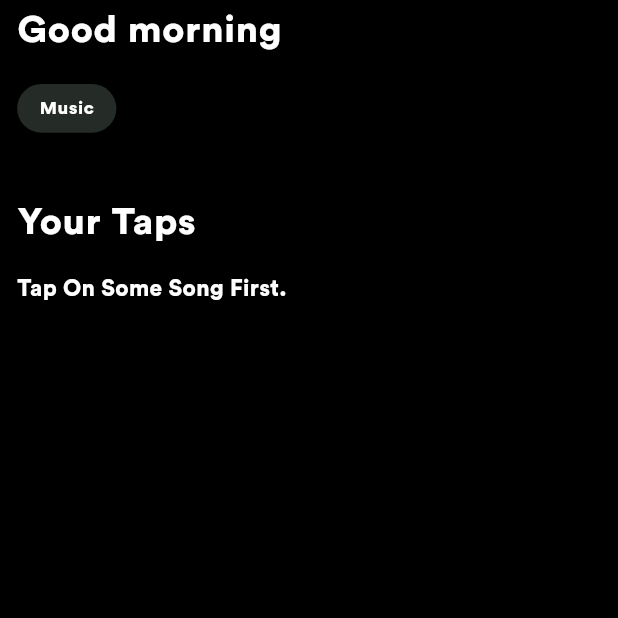
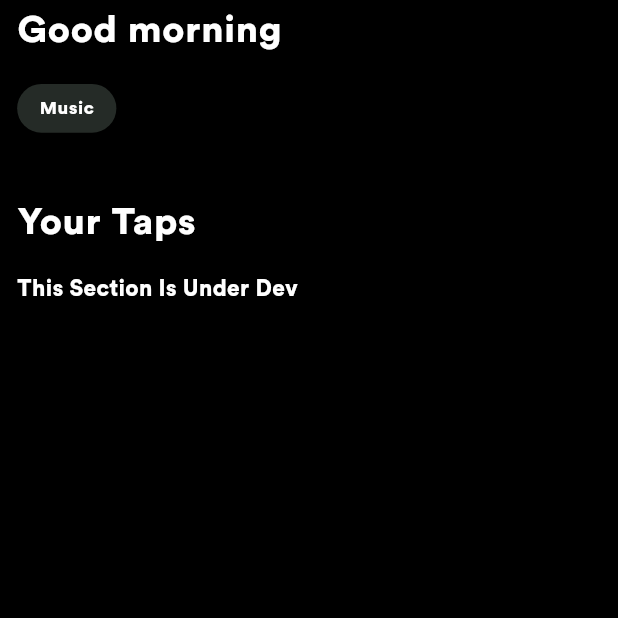
Before and after one commit to Arjunkvl/octave, a Flutter app: the HomePage screen opened directly, on a phone screen of 412 x 824 dp, the top half of it. Run offline on Flutter 3.47's test engine with Material 3 defaults, Android fonts, the phone set to English and light mode, and no system bars; our stand-ins replace animated_text_kit, audio_service, audio_video_progress_bar, cached_network_image, cloud_firestore, dartz and 17 more; missing offline and left inert: id3tag, youtube_explode_dart; accounts and stored records are empty; network calls fail.

Commit message:
version 0.0.1

```diff
--- a/lib/Presentation/pages/Home Page/page/home_page.dart
+++ b/lib/Presentation/pages/Home Page/page/home_page.dart
@@ -6,10 +6,10 @@ import 'package:marshal/Presentation/pages/Home%20Page/bloc/Top%20Tile%20Cubit/t
 import 'package:marshal/Presentation/pages/Home%20Page/bloc/All%20Song/all_songs_cubit.dart';
 import 'package:marshal/Presentation/pages/Home%20Page/bloc/greetings%20cubit/greetings_cubit.dart';
 import 'package:marshal/Presentation/pages/Home%20Page/helpers/sliver_for_sticky_top.dart';
-import 'package:marshal/Presentation/pages/Home%20Page/helpers/variables.dart';
+// import 'package:marshal/Presentation/pages/Home%20Page/helpers/variables.dart';
 import 'package:marshal/Presentation/pages/Home%20Page/widgets/body_list_view.dart';
 import 'package:marshal/Presentation/pages/Home%20Page/widgets/recent_widget_at_top.dart';
-import 'package:marshal/Presentation/pages/Home%20Page/widgets/song_list_view_tile.dart';
+// import 'package:marshal/Presentation/pages/Home%20Page/widgets/song_list_view_tile.dart';
 import 'package:marshal/Presentation/pages/Home%20Page/widgets/top_tile.dart';
 import 'package:marshal/application/Services/Spotify/spotify_api.dart';
 
@@ -131,50 +131,67 @@ class _HomePageState extends State<HomePage> {
                 ),
               ),
               SliverToBoxAdapter(
-                child: BlocBuilder<AllSongsCubit, AllSongsState>(
-                  builder: (context, state) {
-                    if (state is AllSongsLoaded) {
-                      return SizedBox(
-                        height: 160.h,
-                        child: NotificationListener<ScrollNotification>(
-                          onNotification: (ScrollNotification scrollInfo) {
-                            if (scrollInfo.metrics.pixels ==
-                                    scrollInfo.metrics.maxScrollExtent &&
-                                !isfetching) {
-                              isfetching = true;
-                              context
-                                  .read<AllSongsCubit>()
-                                  .getAllSongs(page: page++);
-                            }
-                            return false;
-                          },
-                          child: ListView.separated(
-                            shrinkWrap: true,
-                            scrollDirection: Axis.horizontal,
-                            itemCount: state.songs.length,
-                            separatorBuilder: (context, index) => SizedBox(
-                              width: 10.w,
-                            ),
-                            itemBuilder: (context, index) => SongListViewTile(
-                              song: state.songs[index],
-                            ),
-                          ),
-                        ),
-                      );
-                    }
-                    if (state is NoSongFoundState) {
-                      return Text('Tap On Some Song First.');
-                    } else {
-                      return SizedBox.shrink();
-                    }
-                  },
-                ),
+                child: Text('This Section Is Under Dev'),
               ),
-              SliverToBoxAdapter(
-                child: SizedBox(
-                  height: 20.h,
-                ),
-              ),
+              // SliverToBoxAdapter(
+              //   child: Column(
+              //     crossAxisAlignment: CrossAxisAlignment.start,
+              //     children: [
+              //       Text(
+              //         'Your Taps',
+              //         style: Theme.of(context).textTheme.bodyLarge,
+              //       ),
+              //       SizedBox(
+              //         height: 15.h,
+              //       ),
+              //     ],
+              //   ),
+              // ),
+              // SliverToBoxAdapter(
+              //   child: BlocBuilder<AllSongsCubit, AllSongsState>(
+              //     builder: (context, state) {
+              //       if (state is AllSongsLoaded) {
+              //         return SizedBox(
+              //           height: 160.h,
+              //           child: NotificationListener<ScrollNotification>(
+              //             onNotification: (ScrollNotification scrollInfo) {
+              //               if (scrollInfo.metrics.pixels ==
+              //                       scrollInfo.metrics.maxScrollExtent &&
+              //                   !isfetching) {
+              //                 isfetching = true;
+              //                 context
+              //                     .read<AllSongsCubit>()
+              //                     .getAllSongs(page: page++);
+              //               }
+              //               return false;
+              //             },
+              //             child: ListView.separated(
+              //               shrinkWrap: true,
+              //               scrollDirection: Axis.horizontal,
+              //               itemCount: state.songs.length,
+              //               separatorBuilder: (context, index) => SizedBox(
+              //                 width: 10.w,
+              //               ),
+              //               itemBuilder: (context, index) => SongListViewTile(
+              //                 song: state.songs[index],
+              //               ),
+              //             ),
+              //           ),
+              //         );
+              //       }
+              //       if (state is NoSongFoundState) {
+              //         return Text('Tap On Some Song First.');
+              //       } else {
+              //         return SizedBox.shrink();
+              //       }
+              //     },
+              //   ),
+              // ),
+              // SliverToBoxAdapter(
+              //   child: SizedBox(
+              //     height: 20.h,
+              //   ),
+              // ),
               SliverToBoxAdapter(
                 child: Column(
                   children: [
--- a/pubspec.yaml
+++ b/pubspec.yaml
@@ -57,10 +57,9 @@ dependencies:
   just_audio_background: ^0.0.1-beta.13
   palette_generator: ^0.3.3+4
   path_provider: ^2.1.4
-  shared_preferences: ^2.3.2
+  shared_preferences: 2.3.3
   shimmer: ^3.0.0
   spotify: ^0.13.7
-  uni_links2: ^0.6.0+2
   youtube_explode_dart: ^2.3.6
 
 dev_dependencies:
```
Also changed, not shown: pubspec.lock, 2 other files.
